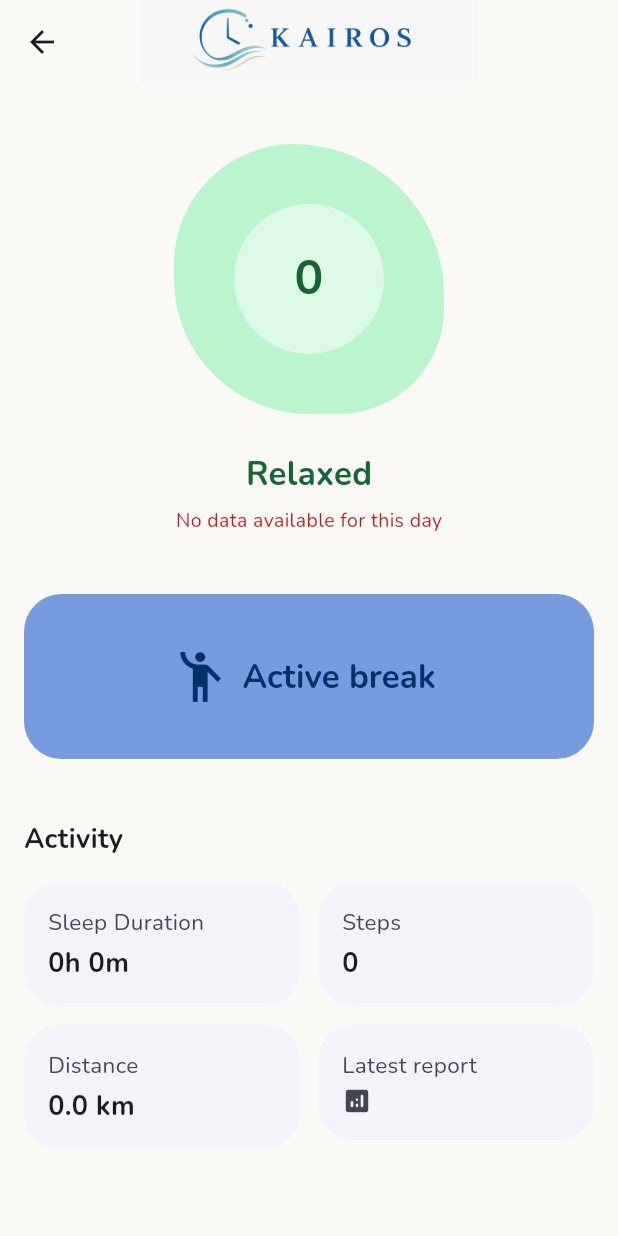
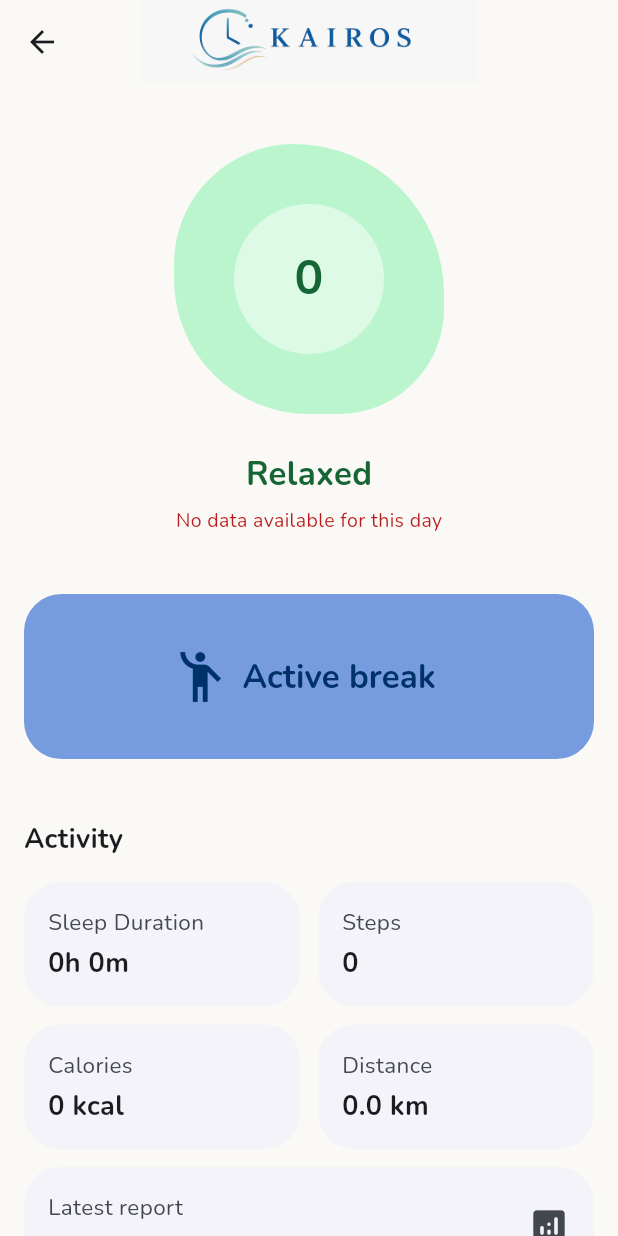
Before and after one commit to WPozz/Biomedical_Wearable_Equilibria, a Flutter app: the HomeScreen screen opened directly, on a phone screen of 412 x 824 dp. Run offline on Flutter 3.47's test engine with Material 3 defaults, Android fonts, the phone set to English and light mode, and no system bars; our stand-ins replace fl_chart, google_fonts, image_picker, shared_preferences, youtube_player_flutter, youtube_player_iframe; accounts and stored records are empty; statements that could not run were skipped.

Commit message:
Poca fiducia pt.2

```diff
--- a/Flutter_application/lib/screens/home.dart
+++ b/Flutter_application/lib/screens/home.dart
@@ -501,12 +501,19 @@ class _HomeScreenState extends State<HomeScreen> {
           ],
         ),
         const SizedBox(height: 12),
-        // Riga 2: Distanza al posto delle Calorie (non disponibili) e
-        // card "ultimo report" in versione compatta al posto della
-        // vecchia card distanza
         Row(
-          crossAxisAlignment: CrossAxisAlignment.start,
           children: [
+            Expanded(
+              child: _buildMetricCard(
+                context,
+                isItalian ? "Calorie" : "Calories",
+                _isLoadingDaily ? '—' : '${_calories.round()} kcal',
+                Icons.local_fire_department,
+                colorScheme.tertiary,
+                0.0, // nessun progress circolare per calorie
+              ),
+            ),
+            const SizedBox(width: 12),
             Expanded(
               child: _buildMetricCard(
                 context,
@@ -517,19 +524,14 @@ class _HomeScreenState extends State<HomeScreen> {
                 0.0, // nessun progress circolare per distanza
               ),
             ),
-            const SizedBox(width: 12),
-            Expanded(
-              child: _buildLastReportCard(context, isItalian),
-            ),
           ],
         ),
+        const SizedBox(height: 12),
+        _buildLastReportCard(context, isItalian),
       ],
     );
   }
 
-  // Versione compatta della card "ultimo report", pensata per stare
-  // affiancata alle altre metriche nella griglia 2x2 (al posto della
-  // vecchia card "Distanza")
   Widget _buildLastReportCard(BuildContext context, bool isItalian) {
     final colorScheme = Theme.of(context).colorScheme;
     // Leggiamo il report dalla cache condivisa del DataProvider.
@@ -548,21 +550,19 @@ class _HomeScreenState extends State<HomeScreen> {
           child: Row(
             children: [
               SizedBox(
-                width: 16,
-                height: 16,
+                width: 18,
+                height: 18,
                 child: CircularProgressIndicator(
                   strokeWidth: 2,
                   color: colorScheme.onSurfaceVariant,
                 ),
               ),
-              const SizedBox(width: 10),
+              const SizedBox(width: 14),
               Expanded(
                 child: Text(
-                  isItalian ? 'Report…' : 'Report…',
+                  isItalian ? 'Caricamento ultimo report…' : 'Loading latest report…',
                   style: TextStyle(
                       fontSize: 15, color: colorScheme.onSurfaceVariant),
-                  maxLines: 2,
-                  overflow: TextOverflow.ellipsis,
                 ),
               ),
             ],
@@ -578,21 +578,28 @@ class _HomeScreenState extends State<HomeScreen> {
         borderRadius: BorderRadius.circular(24),
         child: Padding(
           padding: const EdgeInsets.all(16),
+          child: Row(
+            children: [
+              Expanded(
                 child: Column(
                   crossAxisAlignment: CrossAxisAlignment.start,
                   children: [
-              Expanded(
-                child: Text(
+                    Text(
                       isItalian ? 'Ultimo report' : 'Latest report',
                       style: TextStyle(
                           fontSize: 15, color: colorScheme.onSurfaceVariant),
-                  maxLines: 2,
-                  overflow: TextOverflow.ellipsis,
+                    ),
+                    const SizedBox(height: 4),
+                    Text(
+                      isItalian ? 'Non ancora disponibile' : 'Not yet available',
+                      style: TextStyle(
+                          fontSize: 15, color: colorScheme.onSurfaceVariant),
+                    ),
+                  ],
                 ),
               ),
-              const SizedBox(height: 4),
               Icon(Icons.analytics_rounded,
-                  color: colorScheme.onSurfaceVariant, size: 20),
+                  color: colorScheme.onSurfaceVariant, size: 28),
             ],
           ),
         ),
@@ -601,6 +608,7 @@ class _HomeScreenState extends State<HomeScreen> {
 
     final Color perfColor  = _perfColor(report.performance, colorScheme);
     final String evalLabel = isItalian ? report.evaluationIt : report.evaluationEn;
+    final String dateLabel = isItalian ? report.dateRangeIt  : report.dateRangeEn;
 
     return Material(
       color: colorScheme.surfaceContainerLow,
@@ -615,11 +623,16 @@ class _HomeScreenState extends State<HomeScreen> {
         borderRadius: BorderRadius.circular(24),
         child: Padding(
           padding: const EdgeInsets.all(16),
+          child: Row(
+            children: [
+              Expanded(
                 child: Column(
                   crossAxisAlignment: CrossAxisAlignment.start,
                   children: [
                     Text(
-                isItalian ? 'Ultimo report' : 'Latest report',
+                      isItalian
+                          ? 'Ultimo report · $dateLabel'
+                          : 'Latest report · $dateLabel',
                       style: TextStyle(
                           fontSize: 13, color: colorScheme.onSurfaceVariant),
                       maxLines: 1,
@@ -627,7 +640,7 @@ class _HomeScreenState extends State<HomeScreen> {
                     ),
                     const SizedBox(height: 4),
                     Text(
-                evalLabel,
+                      '$evalLabel · Stress ${report.avgStressIndex.toStringAsFixed(0)}/100',
                       style: TextStyle(
                           fontSize: 16,
                           fontWeight: FontWeight.bold,
@@ -635,20 +648,12 @@ class _HomeScreenState extends State<HomeScreen> {
                       maxLines: 1,
                       overflow: TextOverflow.ellipsis,
                     ),
-              const SizedBox(height: 2),
-              Text(
-                'Stress ${report.avgStressIndex.toStringAsFixed(0)}/100',
-                style: TextStyle(
-                    fontSize: 13, color: colorScheme.onSurfaceVariant),
-                maxLines: 1,
-                overflow: TextOverflow.ellipsis,
+                  ],
                 ),
-              const Spacer(),
-              Align(
-                alignment: Alignment.centerRight,
-                child: Icon(Icons.chevron_right_rounded,
-                    color: colorScheme.onSurfaceVariant, size: 20),
               ),
+              const SizedBox(width: 8),
+              Icon(Icons.chevron_right_rounded,
+                  color: colorScheme.onSurfaceVariant, size: 22),
             ],
           ),
         ),
```
Lines whose indentation alone changed are shown as unchanged.
